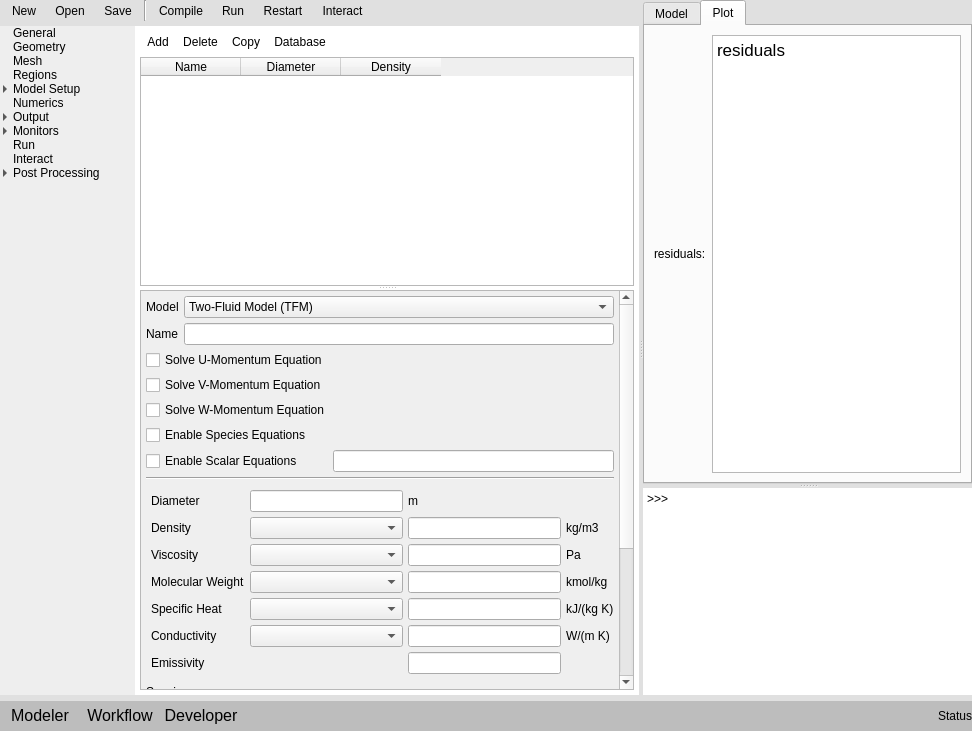
The window that gui/uifiles/gui.ui (truongd8593/mfix) describes before a commit, drawn with Qt 5.
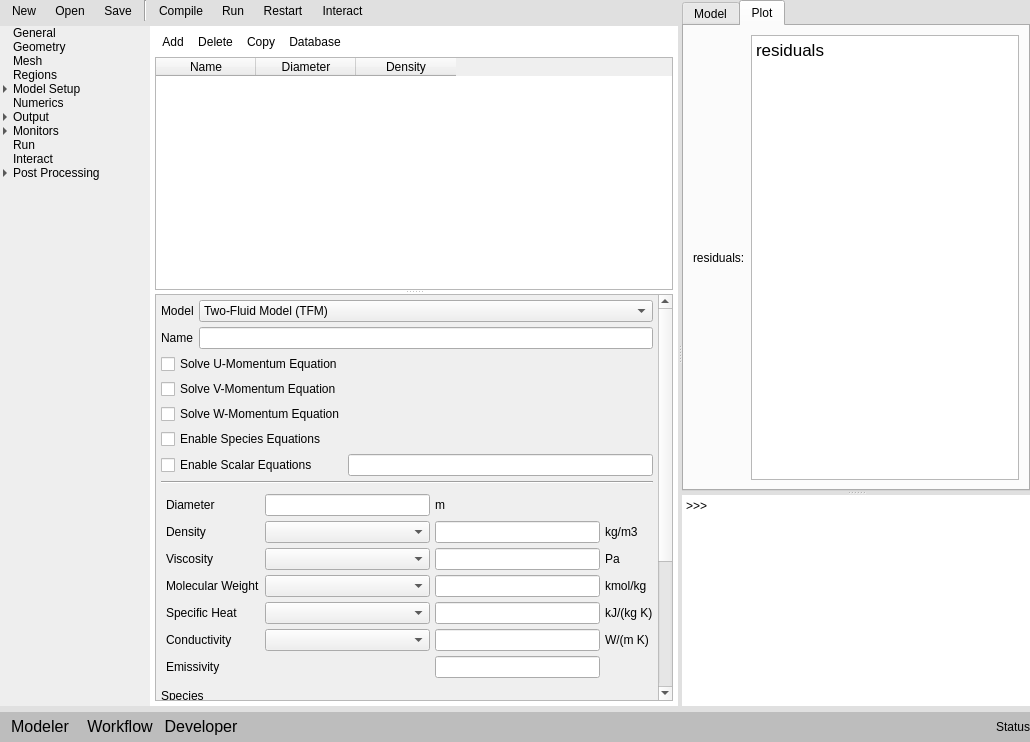
The same window after the commit. The open tabs and pages were chosen to show the change. Custom widgets are drawn as their Qt base class.

Commit message: enable combobox for keyword solids_model

Patch:
```diff
--- a/gui/uifiles/gui.ui
+++ b/gui/uifiles/gui.ui
@@ -6,8 +6,8 @@
    <rect>
     <x>0</x>
     <y>0</y>
-    <width>972</width>
-    <height>731</height>
+    <width>1030</width>
+    <height>742</height>
    </rect>
   </property>
   <property name="windowTitle">
@@ -1209,8 +1209,8 @@
                         <rect>
                          <x>0</x>
                          <y>0</y>
-                         <width>307</width>
-                         <height>540</height>
+                         <width>500</width>
+                         <height>551</height>
                         </rect>
                        </property>
                        <layout class="QGridLayout" name="gridLayout_53">
@@ -1574,7 +1574,7 @@
                             </widget>
                            </item>
                            <item row="0" column="2">
-                            <widget class="QComboBox" name="comboBox_29">
+                            <widget class="ComboBox" name="combobox_keyword_solids_model">
                              <item>
                               <property name="text">
                                <string>Two-Fluid Model (TFM)</string>
@@ -3131,8 +3131,8 @@
                    <string>&lt;!DOCTYPE HTML PUBLIC &quot;-//W3C//DTD HTML 4.0//EN&quot; &quot;http://www.w3.org/TR/REC-html40/strict.dtd&quot;&gt;
 &lt;html&gt;&lt;head&gt;&lt;meta name=&quot;qrichtext&quot; content=&quot;1&quot; /&gt;&lt;style type=&quot;text/css&quot;&gt;
 p, li { white-space: pre-wrap; }
-&lt;/style&gt;&lt;/head&gt;&lt;body style=&quot; font-family:'.SF NS Text'; font-size:13pt; font-weight:400; font-style:normal;&quot;&gt;
-&lt;p style=&quot; margin-top:0px; margin-bottom:0px; margin-left:0px; margin-right:0px; -qt-block-indent:0; text-indent:0px;&quot;&gt;residuals&lt;/p&gt;&lt;/body&gt;&lt;/html&gt;</string>
+&lt;/style&gt;&lt;/head&gt;&lt;body style=&quot; font-family:'Sans Serif'; font-size:9pt; font-weight:400; font-style:normal;&quot;&gt;
+&lt;p style=&quot; margin-top:0px; margin-bottom:0px; margin-left:0px; margin-right:0px; -qt-block-indent:0; text-indent:0px;&quot;&gt;&lt;span style=&quot; font-family:'.SF NS Text'; font-size:13pt;&quot;&gt;residuals&lt;/span&gt;&lt;/p&gt;&lt;/body&gt;&lt;/html&gt;</string>
                   </property>
                  </widget>
                 </item>
```
Left out of the diff: 295 changed lines with no effect on the pictures.
